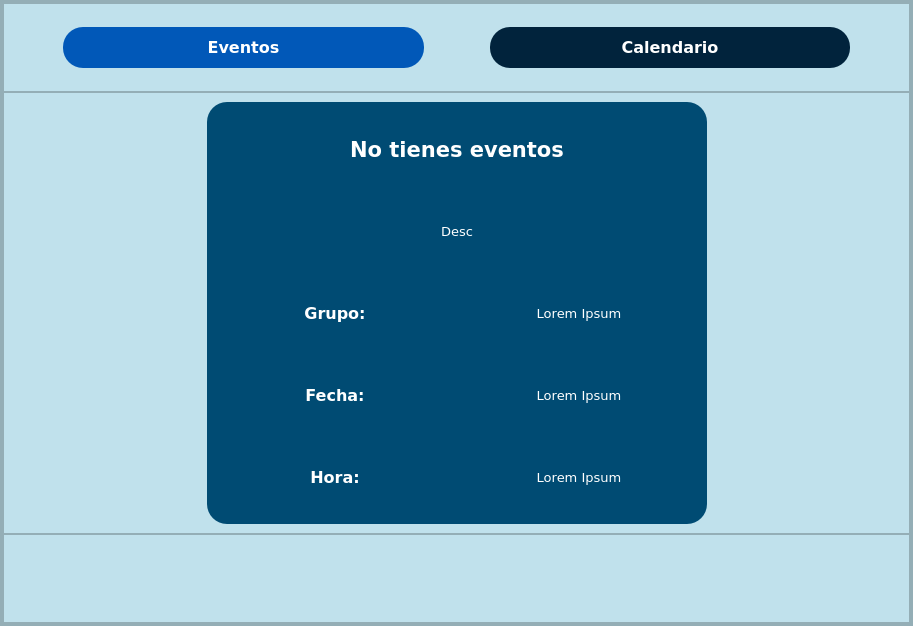
Before: the Qt Designer form src/resources/interface/Ventana_Eventos_1.ui in Yosoyepa/MyUnApp, drawn with Qt 5.
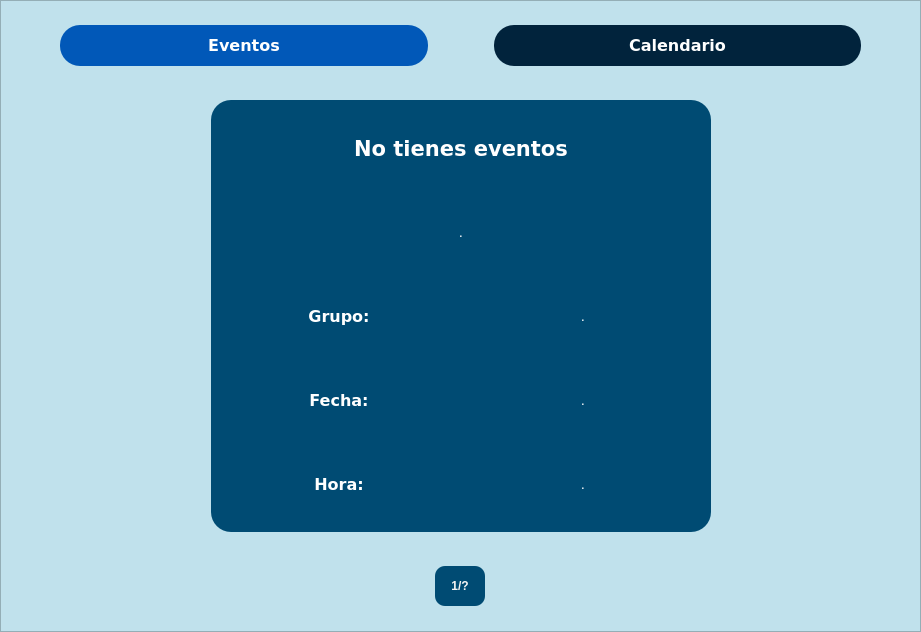
After: the same form once the commit is applied. Icons and pictures are not drawn.

Commit message: Pequeñas mejoras para eventos con branch mas actualizada

```diff
--- a/src/resources/interface/Ventana_Eventos_1.ui
+++ b/src/resources/interface/Ventana_Eventos_1.ui
@@ -6,8 +6,8 @@
    <rect>
     <x>0</x>
     <y>0</y>
-    <width>913</width>
-    <height>626</height>
+    <width>921</width>
+    <height>632</height>
    </rect>
   </property>
   <property name="windowTitle">
@@ -59,13 +59,18 @@
        </property>
        <item>
         <widget class="QFrame" name="frame_2">
+         <property name="styleSheet">
+          <string notr="true">QFrame {
+	border-radius: 0px;
+}</string>
+         </property>
          <property name="frameShape">
           <enum>QFrame::StyledPanel</enum>
          </property>
          <property name="frameShadow">
           <enum>QFrame::Raised</enum>
          </property>
-         <layout class="QVBoxLayout" name="verticalLayout_2" stretch="8">
+         <layout class="QHBoxLayout" name="horizontalLayout" stretch="0">
           <property name="spacing">
            <number>0</number>
           </property>
@@ -259,17 +264,81 @@
                </property>
                <layout class="QHBoxLayout" name="horizontalLayout_2">
                 <item>
-                 <spacer name="horizontalSpacer">
-                  <property name="orientation">
-                   <enum>Qt::Horizontal</enum>
+                 <layout class="QVBoxLayout" name="verticalLayout_6">
+                  <property name="sizeConstraint">
+                   <enum>QLayout::SetDefaultConstraint</enum>
                   </property>
-                  <property name="sizeHint" stdset="0">
-                   <size>
-                    <width>81</width>
-                    <height>58</height>
-                   </size>
-                  </property>
-                 </spacer>
+                  <item>
+                   <spacer name="verticalSpacer">
+                    <property name="orientation">
+                     <enum>Qt::Vertical</enum>
+                    </property>
+                    <property name="sizeType">
+                     <enum>QSizePolicy::Maximum</enum>
+                    </property>
+                    <property name="sizeHint" stdset="0">
+                     <size>
+                      <width>20</width>
+                      <height>30</height>
+                     </size>
+                    </property>
+                   </spacer>
+                  </item>
+                  <item>
+                   <widget class="QPushButton" name="leftEvent">
+                    <property name="maximumSize">
+                     <size>
+                      <width>30</width>
+                      <height>16777215</height>
+                     </size>
+                    </property>
+                    <property name="layoutDirection">
+                     <enum>Qt::RightToLeft</enum>
+                    </property>
+                    <property name="styleSheet">
+                     <string notr="true">QPushButton{
+	background-color: transparent;
+	border-radius: 10px;
+}
+QPushButton:hover{
+	background-color: rgb(156, 209, 227);
+	border-radius: 10px;
+}
+
+QPushButton::pressed{
+	background-color: rgb(62, 201, 255);
+	border-radius: 10px;
+}</string>
+                    </property>
+                    <property name="text">
+                     <string/>
+                    </property>
+                    <property name="icon">
+                     <iconset resource="../QRC/imagenesInicioSesion.qrc">
+                      <normaloff>:/inicioSesion/Icons/Chevron Right 2.png</normaloff>:/inicioSesion/Icons/Chevron Right 2.png</iconset>
+                    </property>
+                    <property name="iconSize">
+                     <size>
+                      <width>30</width>
+                      <height>30</height>
+                     </size>
+                    </property>
+                   </widget>
+                  </item>
+                  <item>
+                   <spacer name="horizontalSpacer">
+                    <property name="orientation">
+                     <enum>Qt::Horizontal</enum>
+                    </property>
+                    <property name="sizeHint" stdset="0">
+                     <size>
+                      <width>81</width>
+                      <height>58</height>
+                     </size>
+                    </property>
+                   </spacer>
+                  </item>
+                 </layout>
                 </item>
                 <item>
                  <widget class="QFrame" name="frame_12">
@@ -322,6 +391,12 @@
                    </item>
                    <item>
                     <widget class="QLabel" name="labelDesc">
+                     <property name="minimumSize">
+                      <size>
+                       <width>0</width>
+                       <height>50</height>
+                      </size>
+                     </property>
                      <property name="font">
                       <font>
                        <family>DejaVu Sans</family>
@@ -337,7 +412,7 @@
                       <string notr="true">color: white;</string>
                      </property>
                      <property name="text">
-                      <string>Desc</string>
+                      <string>.</string>
                      </property>
                      <property name="alignment">
                       <set>Qt::AlignCenter</set>
@@ -387,7 +462,7 @@
                         <string notr="true">color: white;</string>
                        </property>
                        <property name="text">
-                        <string>Lorem Ipsum</string>
+                        <string>.</string>
                        </property>
                        <property name="alignment">
                         <set>Qt::AlignCenter</set>
@@ -439,7 +514,7 @@
                         <string notr="true">color: white;</string>
                        </property>
                        <property name="text">
-                        <string>Lorem Ipsum</string>
+                        <string>.</string>
                        </property>
                        <property name="alignment">
                         <set>Qt::AlignCenter</set>
@@ -491,7 +566,7 @@
                         <string notr="true">color: white;</string>
                        </property>
                        <property name="text">
-                        <string>Lorem Ipsum</string>
+                        <string>.</string>
                        </property>
                        <property name="alignment">
                         <set>Qt::AlignCenter</set>
@@ -504,17 +579,75 @@
                  </widget>
                 </item>
                 <item>
-                 <spacer name="horizontalSpacer_2">
-                  <property name="orientation">
-                   <enum>Qt::Horizontal</enum>
-                  </property>
-                  <property name="sizeHint" stdset="0">
-                   <size>
-                    <width>81</width>
-                    <height>68</height>
-                   </size>
-                  </property>
-                 </spacer>
+                 <layout class="QVBoxLayout" name="verticalLayout_7">
+                  <item>
+                   <spacer name="verticalSpacer_2">
+                    <property name="orientation">
+                     <enum>Qt::Vertical</enum>
+                    </property>
+                    <property name="sizeType">
+                     <enum>QSizePolicy::Maximum</enum>
+                    </property>
+                    <property name="sizeHint" stdset="0">
+                     <size>
+                      <width>118</width>
+                      <height>30</height>
+                     </size>
+                    </property>
+                   </spacer>
+                  </item>
+                  <item>
+                   <widget class="QPushButton" name="rightEvent">
+                    <property name="maximumSize">
+                     <size>
+                      <width>30</width>
+                      <height>16777215</height>
+                     </size>
+                    </property>
+                    <property name="styleSheet">
+                     <string notr="true">QPushButton{
+	background-color: transparent;
+	border-radius: 10px;
+}
+QPushButton:hover{
+	background-color: rgb(156, 209, 227);
+	border-radius: 10px;
+}
+
+QPushButton::pressed{
+	background-color: rgb(62, 201, 255);
+	border-radius: 10px;
+}</string>
+                    </property>
+                    <property name="text">
+                     <string/>
+                    </property>
+                    <property name="icon">
+                     <iconset resource="../QRC/imagenesInicioSesion.qrc">
+                      <normaloff>:/newPrefix/Icons/foward2.0.png</normaloff>:/newPrefix/Icons/foward2.0.png</iconset>
+                    </property>
+                    <property name="iconSize">
+                     <size>
+                      <width>30</width>
+                      <height>30</height>
+                     </size>
+                    </property>
+                   </widget>
+                  </item>
+                  <item>
+                   <spacer name="horizontalSpacer_2">
+                    <property name="orientation">
+                     <enum>Qt::Horizontal</enum>
+                    </property>
+                    <property name="sizeHint" stdset="0">
+                     <size>
+                      <width>81</width>
+                      <height>68</height>
+                     </size>
+                    </property>
+                   </spacer>
+                  </item>
+                 </layout>
                 </item>
                </layout>
               </widget>
@@ -530,6 +663,74 @@
                <property name="frameShadow">
                 <enum>QFrame::Raised</enum>
                </property>
+               <layout class="QHBoxLayout" name="horizontalLayout_7">
+                <item>
+                 <spacer name="horizontalSpacer_3">
+                  <property name="orientation">
+                   <enum>Qt::Horizontal</enum>
+                  </property>
+                  <property name="sizeType">
+                   <enum>QSizePolicy::Preferred</enum>
+                  </property>
+                  <property name="sizeHint" stdset="0">
+                   <size>
+                    <width>40</width>
+                    <height>20</height>
+                   </size>
+                  </property>
+                 </spacer>
+                </item>
+                <item>
+                 <widget class="QLabel" name="label">
+                  <property name="maximumSize">
+                   <size>
+                    <width>50</width>
+                    <height>40</height>
+                   </size>
+                  </property>
+                  <property name="font">
+                   <font>
+                    <weight>75</weight>
+                    <bold>true</bold>
+                   </font>
+                  </property>
+                  <property name="layoutDirection">
+                   <enum>Qt::LeftToRight</enum>
+                  </property>
+                  <property name="styleSheet">
+                   <string notr="true">QLabel {
+	color: rgb(246, 245, 244);
+	
+	background-color: rgb(0, 75, 115);
+
+	border-radius: 10px;
+}</string>
+                  </property>
+                  <property name="text">
+                   <string>1/?</string>
+                  </property>
+                  <property name="alignment">
+                   <set>Qt::AlignCenter</set>
+                  </property>
+                 </widget>
+                </item>
+                <item>
+                 <spacer name="horizontalSpacer_4">
+                  <property name="orientation">
+                   <enum>Qt::Horizontal</enum>
+                  </property>
+                  <property name="sizeType">
+                   <enum>QSizePolicy::Preferred</enum>
+                  </property>
+                  <property name="sizeHint" stdset="0">
+                   <size>
+                    <width>40</width>
+                    <height>20</height>
+                   </size>
+                  </property>
+                 </spacer>
+                </item>
+               </layout>
               </widget>
              </item>
             </layout>
```
Left out of the diff: 8 changed lines with no effect on the pictures. The commit also changes 30 other files.
